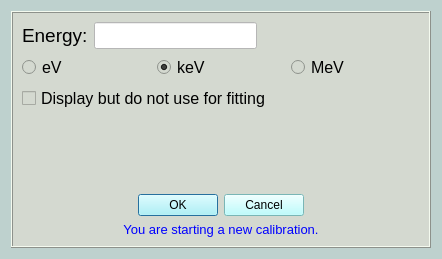
Above: wara/ui/win_erg_cal.ui from NASA-Planetary-Science/wara before the change. Below: the same form after it.
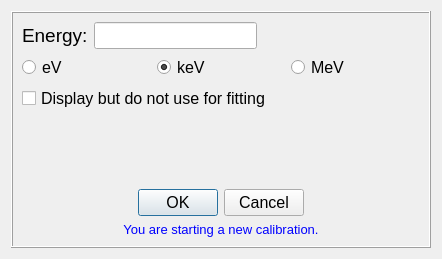
That is the form after the change.

Commit message: Add dark color theme to GUI display

```diff
--- a/wara/ui/win_erg_cal.ui
+++ b/wara/ui/win_erg_cal.ui
@@ -13,15 +13,9 @@
   <property name="windowTitle">
    <string>Dialog</string>
   </property>
-  <property name="styleSheet">
-   <string notr="true">background-color: rgb(190, 209, 206);</string>
-  </property>
   <layout class="QGridLayout" name="gridLayout_2">
    <item row="0" column="0">
     <widget class="QFrame" name="frame">
-     <property name="styleSheet">
-      <string notr="true">background-color: rgb(212, 217, 208);</string>
-     </property>
      <property name="frameShape">
       <enum>QFrame::Box</enum>
      </property>
@@ -124,10 +118,6 @@
           <property name="autoFillBackground">
            <bool>false</bool>
           </property>
-          <property name="styleSheet">
-           <string notr="true">background-color: rgb(170, 255, 255);
-font: 75 12pt &quot;MS Shell Dlg 2&quot;;</string>
-          </property>
           <property name="orientation">
            <enum>Qt::Horizontal</enum>
           </property>
@@ -201,9 +191,6 @@
             <pointsize>12</pointsize>
            </font>
           </property>
-          <property name="styleSheet">
-           <string notr="true">background-color: rgb(255, 255, 255);</string>
-          </property>
           <property name="alignment">
            <set>Qt::AlignLeading|Qt::AlignLeft|Qt::AlignVCenter</set>
           </property>
```
The commit also changes 28 other files.
